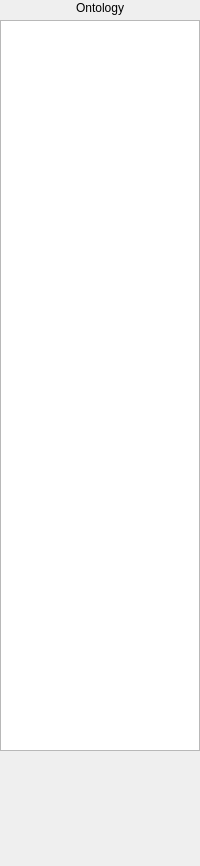
First picture: the form in v3d_main/neuron_annotator/gui/AnnotationWidget.ui, repository CBL-ORION/Vaa3D-mirror, before the edit.
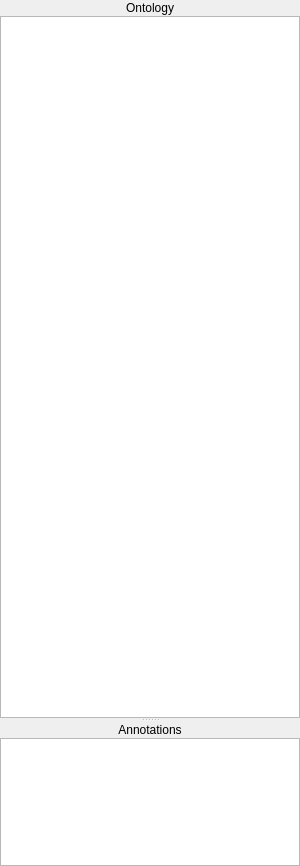
Second picture: the form after the edit.

Commit message: implemented ontology key bindings

Patch:
```diff
--- a/v3d_main/neuron_annotator/gui/AnnotationWidget.ui
+++ b/v3d_main/neuron_annotator/gui/AnnotationWidget.ui
@@ -6,39 +6,141 @@
    <rect>
     <x>0</x>
     <y>0</y>
-    <width>200</width>
+    <width>300</width>
     <height>866</height>
    </rect>
   </property>
   <property name="windowTitle">
    <string>Form</string>
   </property>
-  <widget class="QTreeView" name="treeView">
-   <property name="geometry">
-    <rect>
-     <x>0</x>
-     <y>20</y>
-     <width>200</width>
-     <height>731</height>
-    </rect>
+  <property name="autoFillBackground">
+   <bool>false</bool>
+  </property>
+  <layout class="QVBoxLayout" name="verticalLayout">
+   <property name="spacing">
+    <number>0</number>
    </property>
-  </widget>
-  <widget class="QLabel" name="title">
-   <property name="geometry">
-    <rect>
-     <x>0</x>
-     <y>0</y>
-     <width>200</width>
-     <height>16</height>
-    </rect>
+   <property name="margin">
+    <number>0</number>
    </property>
-   <property name="text">
-    <string>Ontology</string>
-   </property>
-   <property name="alignment">
-    <set>Qt::AlignCenter</set>
-   </property>
-  </widget>
+   <item>
+    <widget class="QSplitter" name="splitter">
+     <property name="autoFillBackground">
+      <bool>false</bool>
+     </property>
+     <property name="orientation">
+      <enum>Qt::Vertical</enum>
+     </property>
+     <property name="childrenCollapsible">
+      <bool>true</bool>
+     </property>
+     <widget class="QWidget" name="ontologyTreeWidget" native="true">
+      <property name="sizePolicy">
+       <sizepolicy hsizetype="Preferred" vsizetype="Preferred">
+        <horstretch>0</horstretch>
+        <verstretch>5</verstretch>
+       </sizepolicy>
+      </property>
+      <property name="minimumSize">
+       <size>
+        <width>300</width>
+        <height>0</height>
+       </size>
+      </property>
+      <property name="maximumSize">
+       <size>
+        <width>16777215</width>
+        <height>16777215</height>
+       </size>
+      </property>
+      <property name="autoFillBackground">
+       <bool>false</bool>
+      </property>
+      <layout class="QVBoxLayout" name="verticalLayout">
+       <property name="spacing">
+        <number>0</number>
+       </property>
+       <property name="margin">
+        <number>0</number>
+       </property>
+       <item>
+        <widget class="QLabel" name="ontologyTreeTitle">
+         <property name="minimumSize">
+          <size>
+           <width>0</width>
+           <height>16</height>
+          </size>
+         </property>
+         <property name="text">
+          <string>Ontology</string>
+         </property>
+         <property name="alignment">
+          <set>Qt::AlignCenter</set>
+         </property>
+        </widget>
+       </item>
+       <item>
+        <widget class="QTreeView" name="ontologyTreeView"/>
+       </item>
+      </layout>
+     </widget>
+     <widget class="QWidget" name="annotationPanelWidget" native="true">
+      <property name="sizePolicy">
+       <sizepolicy hsizetype="Preferred" vsizetype="Preferred">
+        <horstretch>0</horstretch>
+        <verstretch>1</verstretch>
+       </sizepolicy>
+      </property>
+      <property name="minimumSize">
+       <size>
+        <width>300</width>
+        <height>0</height>
+       </size>
+      </property>
+      <property name="autoFillBackground">
+       <bool>false</bool>
+      </property>
+      <layout class="QVBoxLayout" name="verticalLayout_2">
+       <property name="spacing">
+        <number>0</number>
+       </property>
+       <property name="margin">
+        <number>0</number>
+       </property>
+       <item>
+        <widget class="QLabel" name="annotationPanelTitle">
+         <property name="minimumSize">
+          <size>
+           <width>0</width>
+           <height>16</height>
+          </size>
+         </property>
+         <property name="text">
+          <string>Annotations</string>
+         </property>
+         <property name="alignment">
+          <set>Qt::AlignCenter</set>
+         </property>
+        </widget>
+       </item>
+       <item>
+        <widget class="QListWidget" name="annotationPanelView">
+         <property name="minimumSize">
+          <size>
+           <width>300</width>
+           <height>0</height>
+          </size>
+         </property>
+         <property name="autoFillBackground">
+          <bool>true</bool>
+         </property>
+        </widget>
+       </item>
+      </layout>
+     </widget>
+    </widget>
+   </item>
+  </layout>
  </widget>
  <resources/>
  <connections/>
```
The commit also changes 29 other files.
